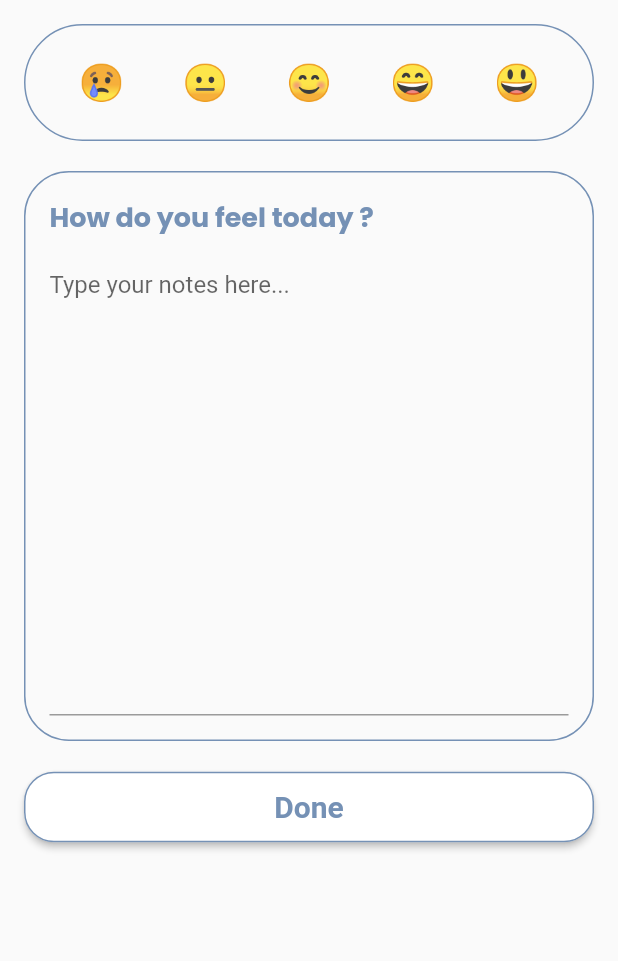
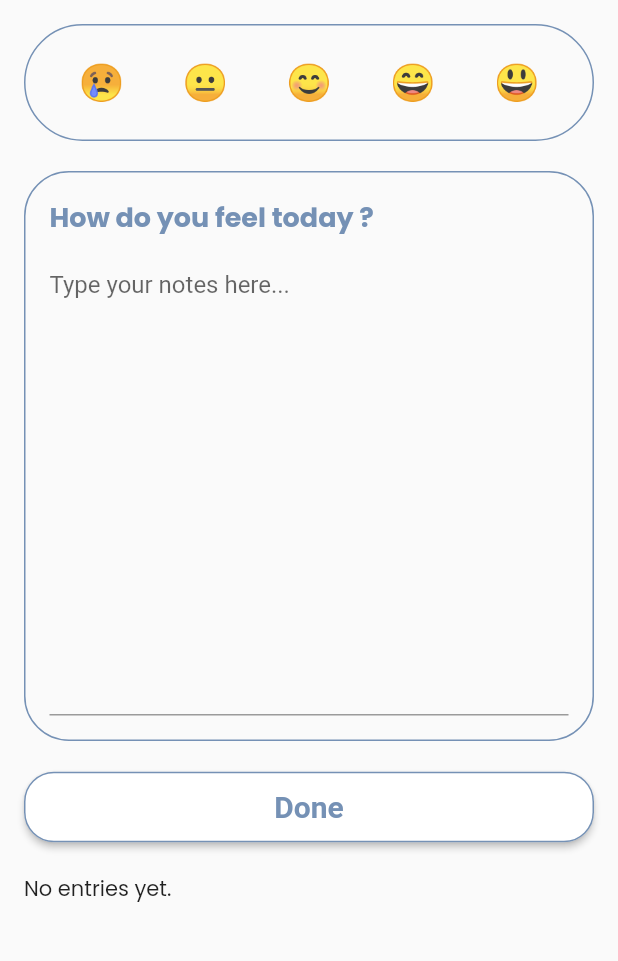
Before and after one commit to neminsheth/mental-health-assistant, a Flutter app: the JournalPage screen opened directly, after a tap on the "add" icon, on a phone screen of 412 x 824 dp, the part 84-1045 px from its top. Run offline on Flutter 3.47's test engine with Material 2 defaults, Android fonts, the phone set to English and light mode, and no system bars; our stand-ins replace animated_toggle_switch, audioplayers, circular_countdown_timer, cloud_firestore, firebase_auth, firebase_core and 7 more; missing offline and left inert: dotted_dashed_line, simple_animation_progress_bar, video_thumbnail_imageview; accounts and stored records are empty; generated files the repository leaves out were written again; key blocks and very long unbroken strings in the code were emptied for the run.

Commit message:
Fixed journal.dart and journalling.dart

```diff
--- a/lib/journal/journal.dart
+++ b/lib/journal/journal.dart
@@ -14,6 +14,7 @@ class _JournalPageState extends State<JournalPage> {
   final FirebaseFirestore _firestore = FirebaseFirestore.instance;
   final TextEditingController _journalController = TextEditingController();
   List<String> journalEntries = [];
+
 
   @override
   void initState() {
@@ -127,9 +128,16 @@ class _JournalPageState extends State<JournalPage> {
   }
 
   Future<void> _loadJournalEntries() async {
-    // Fetch journal entries from Firestore collection
     try {
-      QuerySnapshot querySnapshot = await _firestore.collection('journals').orderBy('timestamp', descending: true).get();
+      String userId = FirebaseAuth.instance.currentUser!.uid;
+      // Fetch journal entries from Firestore collection
+      QuerySnapshot querySnapshot = await _firestore
+          .collection('journals')
+          .where('userId', isEqualTo: userId) // Filter by userId
+          // .where('userEmail', isEqualTo: FirebaseAuth.instance.currentUser!.email) // Filter by userEmail
+          .orderBy('timestamp', descending: true)
+          .get();
+
       List<String> entries = [];
       querySnapshot.docs.forEach((doc) {
         // Construct entry string with emoji and note
@@ -143,6 +151,7 @@ class _JournalPageState extends State<JournalPage> {
       print('Failed to load journal entries: $error');
     }
   }
+
 
   void _saveEntryToFirestore(String entry) async {
     // Your save entry code here...
--- a/lib/journal/journalling.dart
+++ b/lib/journal/journalling.dart
@@ -71,9 +71,12 @@ class _JournallingPageState extends State<JournallingPage> {
       String entry = '$selectedEmoji - ${notesController.text}';
       // Get the current timestamp
       Timestamp timestamp = Timestamp.now();
-      // Save entry to Firestore collection with timestamp
+      // Get the current user's email
+      String userEmail = FirebaseAuth.instance.currentUser!.email ?? '';
+      // Save entry to Firestore collection with timestamp and user email
       _firestore.collection('journals').add({
         'userId': userId,
+        'userEmail': userEmail, // Add userEmail field
         'emoji': selectedEmoji,
         'journal': notesController.text,
         'timestamp': timestamp, // Add timestamp field
@@ -90,6 +93,7 @@ class _JournallingPageState extends State<JournallingPage> {
       });
     }
   }
+
 
 
   Widget _buildEmojiContainer() {
@@ -193,25 +197,39 @@ class _JournallingPageState extends State<JournallingPage> {
   // }
   Widget _buildJournalEntries() {
     return StreamBuilder<QuerySnapshot>(
-      stream: _firestore.collection('journals').where('userId', isEqualTo: userId).snapshots(),
+      stream: _firestore
+          .collection('journals')
+          .where('userEmail', isEqualTo: FirebaseAuth.instance.currentUser!.email)
+          .snapshots(),
       builder: (context, snapshot) {
         if (snapshot.connectionState == ConnectionState.waiting) {
           return CircularProgressIndicator();
         } else if (snapshot.hasError) {
           print('Error: ${snapshot.error}');
-          return SizedBox(); // Return an empty widget if there's an error
-        } else if (snapshot.hasData && snapshot.data!.docs.isNotEmpty) {
-          snapshot.data!.docs.forEach((doc) {
-            print('${doc['emoji']} - ${doc['journal']}');
-          });
-          return SizedBox(); // Return an empty widget since we're printing entries directly
+          return Text('Error: ${snapshot.error}');
+        } else if (snapshot.hasData) {
+          final journals = snapshot.data!.docs;
+          if (journals.isEmpty) {
+            return Text('No entries yet.');
+          }
+          return ListView.builder(
+            shrinkWrap: true,
+            itemCount: journals.length,
+            itemBuilder: (context, index) {
+              final journal = journals[index].data() as Map<String, dynamic>;
+              return ListTile(
+                title: Text('${journal['emoji']} - ${journal['journal']}'),
+              );
+            },
+          );
         } else {
-          print('No entries yet.');
-          return SizedBox(); // Return an empty widget since there are no entries
+          return Text('No entries yet.');
         }
       },
     );
   }
+
+
 
 
   AppBar appBar() {
```
